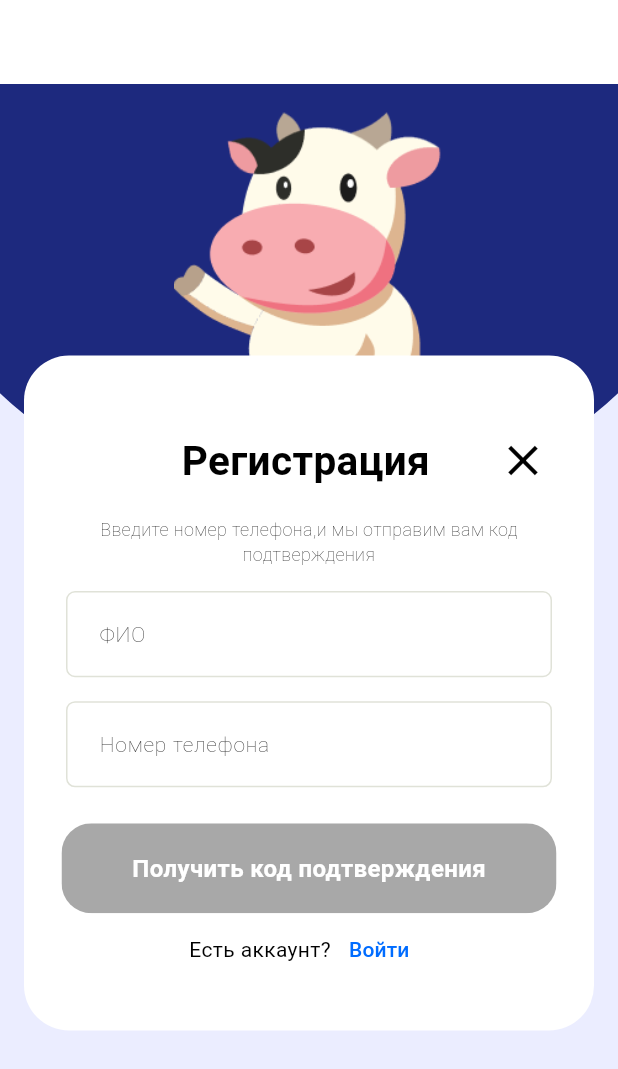
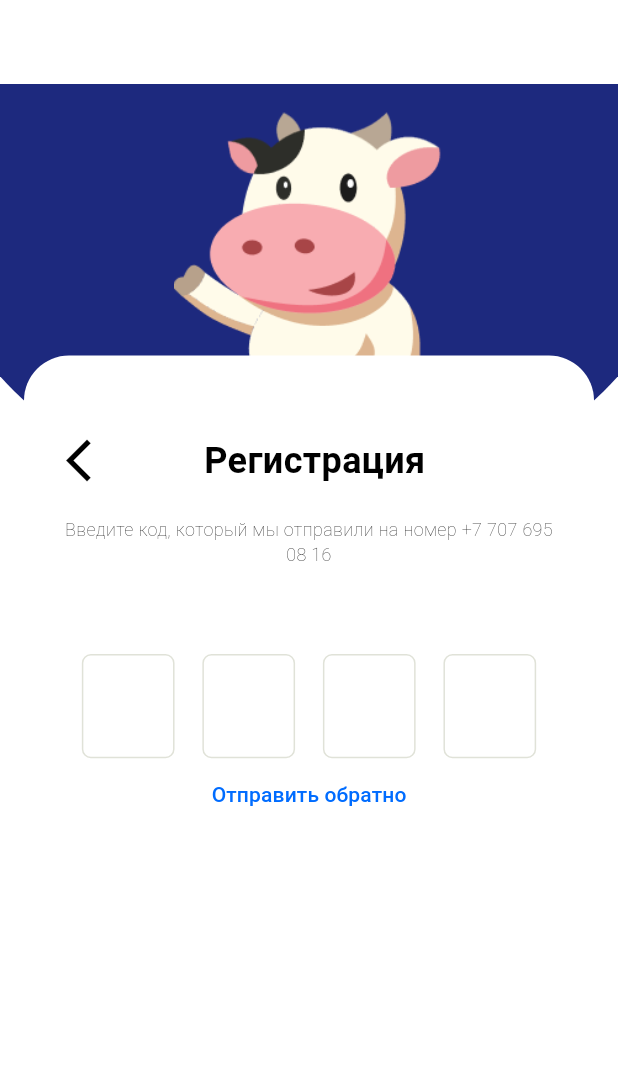
Before and after one commit to z0ld1ck/RanchTracker, a Flutter app: the screen it shows after launch, on a phone screen of 412 x 824 dp. Shown: the top 1069 px of the screen. Run offline on Flutter 3.47's test engine with Material 3 defaults, Android fonts, the phone set to English and light mode, and no system bars; our stand-ins replace flutter_screenutil, shared_preferences.

Commit message:
added sms code verification page

```diff
--- a/lib/features/app/app.dart
+++ b/lib/features/app/app.dart
@@ -5,6 +5,8 @@ import 'package:malshy/core/services/shared_pref.dart';
 import 'package:malshy/core/theme/theme.dart';
 import 'package:malshy/features/app/home_page.dart';
 import 'package:malshy/features/auth/presentation/page/auth.dart';
+
+import '../auth/presentation/page/sms_code_auth.dart';
 
 class App extends StatelessWidget {
   const App({super.key});
@@ -22,7 +24,7 @@ class App extends StatelessWidget {
           navigatorKey: NavigationService.navigationKey,
           onGenerateRoute: (RouteSettings settings) {
             if (!sharedPreference.isAuthenticated) {
-              return MaterialPageRoute(builder: (_) => AuthPage());
+              return MaterialPageRoute(builder: (_) => SmSCodeAuthPage());
             }
 
             switch (settings.name) {
--- /dev/null
+++ b/lib/features/auth/presentation/page/sms_code_auth.dart
@@ -0,0 +1,197 @@
+import 'package:flutter/material.dart';
+
+class SmSCodeAuthPage extends StatefulWidget {
+  const SmSCodeAuthPage({super.key});
+
+  @override
+  State<SmSCodeAuthPage> createState() => _SmSCodeAuthPageState();
+}
+
+class _SmSCodeAuthPageState extends State<SmSCodeAuthPage> {
+  late FocusNode pinFocusNode;
+  late FocusNode pin2FocusNode;
+  late FocusNode pin3FocusNode;
+  late FocusNode pin4FocusNode;
+
+  @override
+  void initState() {
+    super.initState();
+    pinFocusNode = FocusNode();
+    pin2FocusNode = FocusNode();
+    pin3FocusNode = FocusNode();
+    pin4FocusNode = FocusNode();
+  }
+
+  @override
+  void dispose() {
+    super.dispose();
+    pinFocusNode.dispose();
+    pin2FocusNode.dispose();
+    pin3FocusNode.dispose();
+    pin4FocusNode.dispose();
+  }
+
+  void nextField(String value, FocusNode focusNode) {
+    if (value.length == 1) {
+      focusNode.requestFocus();
+    }
+  }
+
+  @override
+  Widget build(BuildContext context) {
+    Size size = MediaQuery.of(context).size;
+
+    return Scaffold(
+      resizeToAvoidBottomInset: false,
+      backgroundColor: Colors.white,
+      appBar: AppBar(),
+      body: Stack(
+        children: [
+          Positioned(
+            bottom: 460,
+            left: 0,
+            right: 0,
+            child: Transform.scale(
+              scale: 1.35,
+              child: Container(
+                height: 600,
+                width: size.width,
+                decoration: BoxDecoration(
+                  color: Color(0xff1D297E),
+                  shape: BoxShape.circle,
+                ),
+              ),
+            ),
+          ),
+          Positioned(
+            top: 10,
+            left: (MediaQuery.of(context).size.width - 180) / 2,
+            child: Image.asset(
+              'assets/images/Screenshot_2.png',
+              height: 180,
+              width: 180,
+            ),
+          ),
+          Positioned(
+            top: 181,
+            left: 16,
+            right: 16,
+            child: Container(
+              padding: EdgeInsets.all(20),
+              decoration: BoxDecoration(
+                borderRadius: BorderRadius.circular(30),
+                color: Colors.white,
+              ),
+              height: 450,
+              child: Column(
+                children: [
+                  SizedBox(height: 25),
+                  Padding(
+                    padding: EdgeInsetsDirectional.fromSTEB(0, 0, 0, 0),
+                    child: Row(
+                      children: [
+                        IconButton(
+                          onPressed: () {},
+                          icon: Icon(
+                            Icons.arrow_back_ios,
+                            size: 34,
+                          ),
+                        ),
+                        Padding(
+                          padding: EdgeInsetsDirectional.fromSTEB(50, 0, 0, 0),
+                          child: Text(
+                            'Регистрация',
+                            textAlign: TextAlign.center,
+                            style: TextStyle(
+                                fontSize: 24, fontWeight: FontWeight.bold),
+                          ),
+                        ),
+                      ],
+                    ),
+                  ),
+                  Padding(
+                    padding: const EdgeInsetsDirectional.fromSTEB(0, 12, 0, 8),
+                    child: Text(
+                      'Введите код, который мы отправили на номер +7 707 695 08 16',
+                      textAlign: TextAlign.center,
+                      style: TextStyle(
+                        fontSize: 12,
+                        fontWeight: FontWeight.w200,
+                      ),
+                    ),
+                  ),
+                  Form(
+                    child: Column(
+                      children: [
+                        const SizedBox(height: 50),
+                        Row(
+                          mainAxisAlignment: MainAxisAlignment.spaceEvenly,
+                          children: [
+                            SizedBox(
+                              width: MediaQuery.of(context).size.width * 0.15,
+                              child: TextFormField(
+                                obscureText: true,
+                                style: const TextStyle(fontSize: 24),
+                                keyboardType: TextInputType.number,
+                                textAlign: TextAlign.center,
+                                onChanged: (value) {
+                                  nextField(value, pin2FocusNode);
+                                },
+                              ),
+                            ),
+                            SizedBox(
+                              width: MediaQuery.of(context).size.width * 0.15,
+                              child: TextFormField(
+                                focusNode: pin2FocusNode,
+                                obscureText: true,
+                                style: const TextStyle(fontSize: 24),
+                                keyboardType: TextInputType.number,
+                                textAlign: TextAlign.center,
+                                onChanged: (value) =>
+                                    nextField(value, pin3FocusNode),
+                              ),
+                            ),
+                            SizedBox(
+                              width: MediaQuery.of(context).size.width * 0.15,
+                              child: TextFormField(
+                                focusNode: pin3FocusNode,
+                                style: const TextStyle(fontSize: 24),
+                                keyboardType: TextInputType.number,
+                                textAlign: TextAlign.center,
+                                onChanged: (value) =>
+                                    nextField(value, pin4FocusNode),
+                              ),
+                            ),
+                            SizedBox(
+                              width: MediaQuery.of(context).size.width * 0.15,
+                              child: TextFormField(
+                                focusNode: pin4FocusNode,
+                                style: const TextStyle(fontSize: 24),
+                                keyboardType: TextInputType.number,
+                                textAlign: TextAlign.center,
+                                onChanged: (value) {
+                                  if (value.length == 1) {
+                                    pin4FocusNode.unfocus();
+                                    // Then you need to check is the code is correct or not
+                                  }
+                                },
+                              ),
+                            ),
+                          ],
+                        ),
+                      ],
+                    ),
+                  ),
+                  TextButton(
+                    onPressed: () {},
+                    child: Text('Отправить обратно'),
+                  ),
+                ],
+              ),
+            ),
+          ),
+        ],
+      ),
+    );
+  }
+}
```
